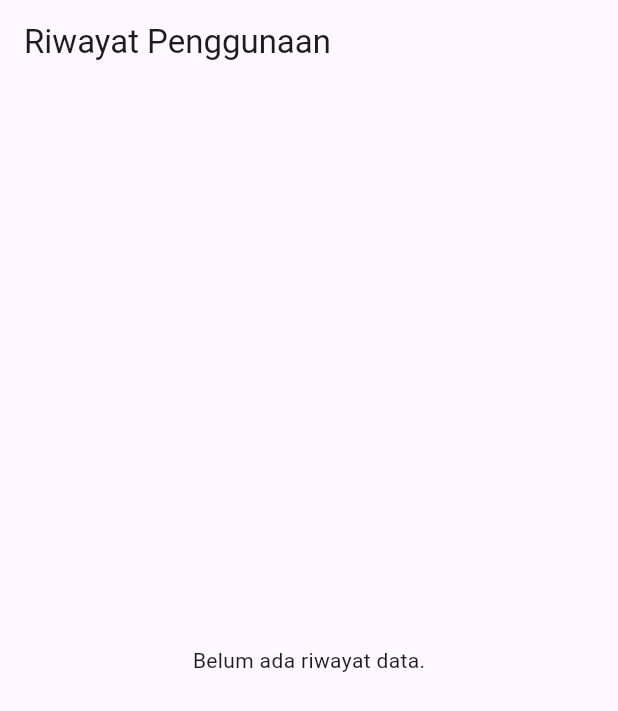
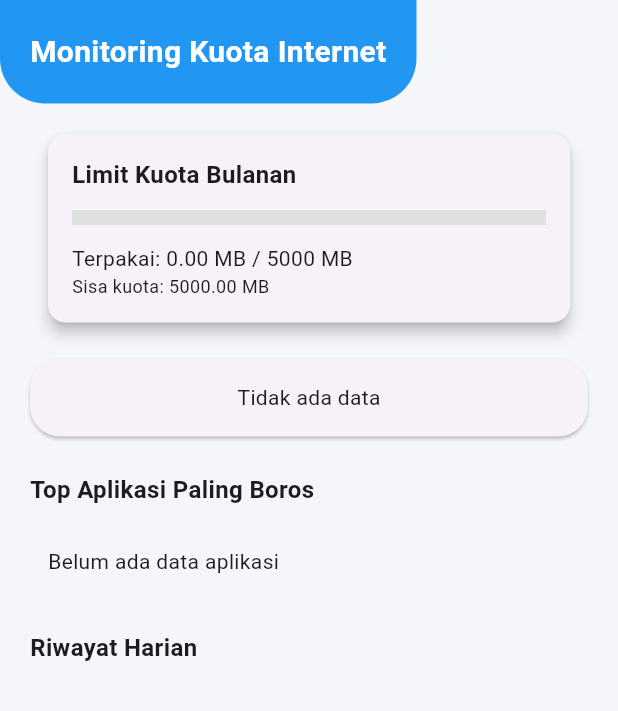
Before and after one commit to adinda-putri144/limit_kuota-main, a Flutter app: the screen it shows after launch, on a phone screen of 412 x 824 dp. Shown: the top 711 px of the screen. Run offline on Flutter 3.47's test engine with Material 3 defaults, Android fonts, the phone set to English and light mode, and no system bars; our stand-ins replace fl_chart, shared_preferences, sqflite; missing offline and left inert: android_intent_plus; accounts and stored records are empty.

Commit message:
maulina mahesa rana

```diff
--- a/lib/src/features/monitoring/history_page.dart
+++ b/lib/src/features/monitoring/history_page.dart
@@ -20,10 +20,6 @@ class _HistoryPageState extends State<HistoryPage> {
   @override
   void initState() {
     super.initState();
-    _refresh();
-  }
-
-  void _refresh() {
     _historyList = DatabaseHelper.instance.getHistory();
   }
 
@@ -41,25 +37,20 @@ class _HistoryPageState extends State<HistoryPage> {
   @override
   Widget build(BuildContext context) {
     return Scaffold(
-      appBar: AppBar(title: const Text("Riwayat Penggunaan")),
-      body: FutureBuilder<List<Map<String, dynamic>>>(
+      backgroundColor: const Color(0xffF4F6FA),
+      body: SafeArea(
+        child: FutureBuilder<List<Map<String, dynamic>>>(
           future: _historyList,
           builder: (context, snapshot) {
-          if (snapshot.connectionState == ConnectionState.waiting) {
+            if (!snapshot.hasData) {
               return const Center(child: CircularProgressIndicator());
             }
 
-          if (!snapshot.hasData || snapshot.data!.isEmpty) {
-            return const Center(child: Text("Belum ada riwayat data."));
-          }
-
             final data = snapshot.data!;
-
-          // Urutkan tanggal
             data.sort((a, b) =>
                 DateTime.parse(a['date']).compareTo(DateTime.parse(b['date'])));
 
-          // ================= TOTAL BULAN INI =================
+            // ===== Hitung total bulan ini =====
             final now = DateTime.now();
             double totalMonthMb = 0;
 
@@ -72,7 +63,7 @@ class _HistoryPageState extends State<HistoryPage> {
               }
             }
 
-          // ================= DATA 7 HARI TERAKHIR =================
+            // ===== Chart 7 hari =====
             final last7Days =
                 data.reversed.take(7).toList().reversed.toList();
 
@@ -89,86 +80,129 @@ class _HistoryPageState extends State<HistoryPage> {
               return DataUsage(dayName, mb);
             }).toList();
 
-          return Column(
+            return SingleChildScrollView(
+              child: Column(
+                crossAxisAlignment: CrossAxisAlignment.start,
                 children: [
-              const SizedBox(height: 16),
+                  // ===== HEADER =====
+                  Container(
+                    padding: const EdgeInsets.all(20),
+                    decoration: const BoxDecoration(
+                      color: Colors.blue,
+                      borderRadius: BorderRadius.vertical(
+                          bottom: Radius.circular(30)),
+                    ),
+                    child: const Text(
+                      "Monitoring Kuota Internet",
+                      style: TextStyle(
+                          color: Colors.white,
+                          fontSize: 20,
+                          fontWeight: FontWeight.bold),
+                    ),
+                  ),
 
-              // ================= DATA LIMIT CARD =================
+                  const SizedBox(height: 20),
+
+                  // ===== LIMIT CARD =====
                   FutureBuilder<double>(
                     future: _getLimit(),
                     builder: (context, limitSnap) {
                       if (!limitSnap.hasData) return const SizedBox();
-
-                  return GestureDetector(
-                    onTap: () async {
-                      await Navigator.push(
+                      return Padding(
+                        padding: const EdgeInsets.symmetric(horizontal: 16),
+                        child: GestureDetector(
+                          onTap: () {
+                            Navigator.push(
                               context,
                               MaterialPageRoute(
                                   builder: (_) => const LimitPage()),
                             );
-                      setState(() {
-                        _refresh();
-                      });
                           },
                           child: DataLimitCard(
                             usedMb: totalMonthMb,
                             limitMb: limitSnap.data!,
                           ),
+                        ),
                       );
                     },
                   ),
 
-              const SizedBox(height: 16),
+                  const SizedBox(height: 20),
 
-              // ================= CHART =================
+                  // ===== CHART CARD =====
                   Padding(
                     padding: const EdgeInsets.symmetric(horizontal: 16),
+                    child: Card(
+                      shape: RoundedRectangleBorder(
+                          borderRadius: BorderRadius.circular(20)),
+                      child: Padding(
+                        padding: const EdgeInsets.all(16),
                         child: DataUsageChart(data: chartData),
+                      ),
+                    ),
                   ),
 
                   const SizedBox(height: 20),
 
-              // ================= APP USAGE LIST =================
-              const Text(
-                "Aplikasi Paling Boros Hari Ini",
+                  // ===== TOP APPS =====
+                  const Padding(
+                    padding: EdgeInsets.symmetric(horizontal: 20),
+                    child: Text(
+                      "Top Aplikasi Paling Boros",
                       style: TextStyle(
                           fontSize: 16, fontWeight: FontWeight.bold),
                     ),
+                  ),
                   const SizedBox(height: 10),
-              const AppUsageList(),
+                  const Padding(
+                    padding: EdgeInsets.symmetric(horizontal: 16),
+                    child: AppUsageList(),
+                  ),
 
-              const SizedBox(height: 16),
+                  const SizedBox(height: 20),
 
-              // ================= LIST HISTORY =================
-              Expanded(
-                child: ListView.builder(
+                  // ===== HISTORY TITLE =====
+                  const Padding(
+                    padding: EdgeInsets.symmetric(horizontal: 20),
+                    child: Text(
+                      "Riwayat Harian",
+                      style: TextStyle(
+                          fontSize: 16, fontWeight: FontWeight.bold),
+                    ),
+                  ),
+
+                  const SizedBox(height: 10),
+
+                  // ===== HISTORY LIST =====
+                  ListView.builder(
                     itemCount: data.length,
+                    shrinkWrap: true,
+                    physics: const NeverScrollableScrollPhysics(),
                     itemBuilder: (context, index) {
                       final item = data[index];
                       return Card(
                         margin: const EdgeInsets.symmetric(
-                          horizontal: 10, vertical: 5),
+                            horizontal: 16, vertical: 6),
+                        shape: RoundedRectangleBorder(
+                            borderRadius: BorderRadius.circular(15)),
                         child: ListTile(
-                        leading: const Icon(Icons.history,
+                          leading: const Icon(Icons.calendar_today,
                               color: Colors.blue),
                           title: Text(item['date']),
-                        subtitle: Row(
-                          mainAxisAlignment:
-                              MainAxisAlignment.spaceBetween,
-                          children: [
-                            Text("WiFi: ${_formatBytes(item['wifi'])}"),
-                            Text("Mobile: ${_formatBytes(item['mobile'])}"),
+                          subtitle: Text(
+                              "WiFi: ${_formatBytes(item['wifi'])} | Mobile: ${_formatBytes(item['mobile'])}"),
+                        ),
+                      );
+                    },
+                  ),
+
+                  const SizedBox(height: 30),
                 ],
-                        ),
               ),
             );
           },
         ),
       ),
-            ],
-          );
-        },
-      ),
     );
   }
 }
```
Lines whose indentation alone changed are shown as unchanged.
